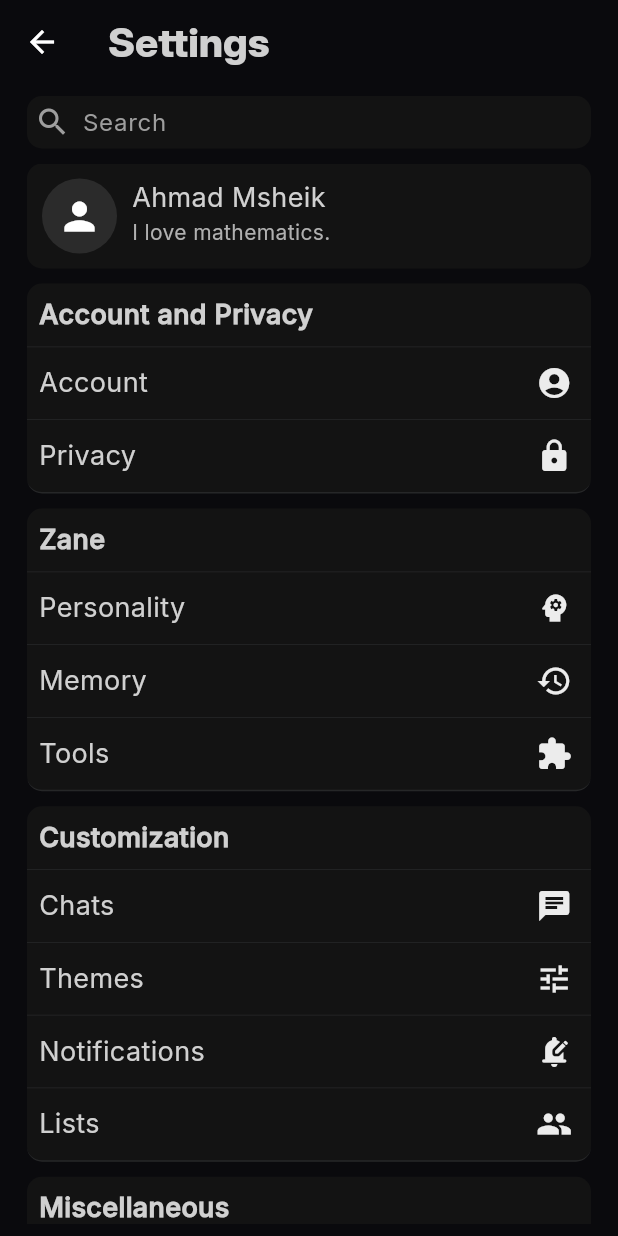
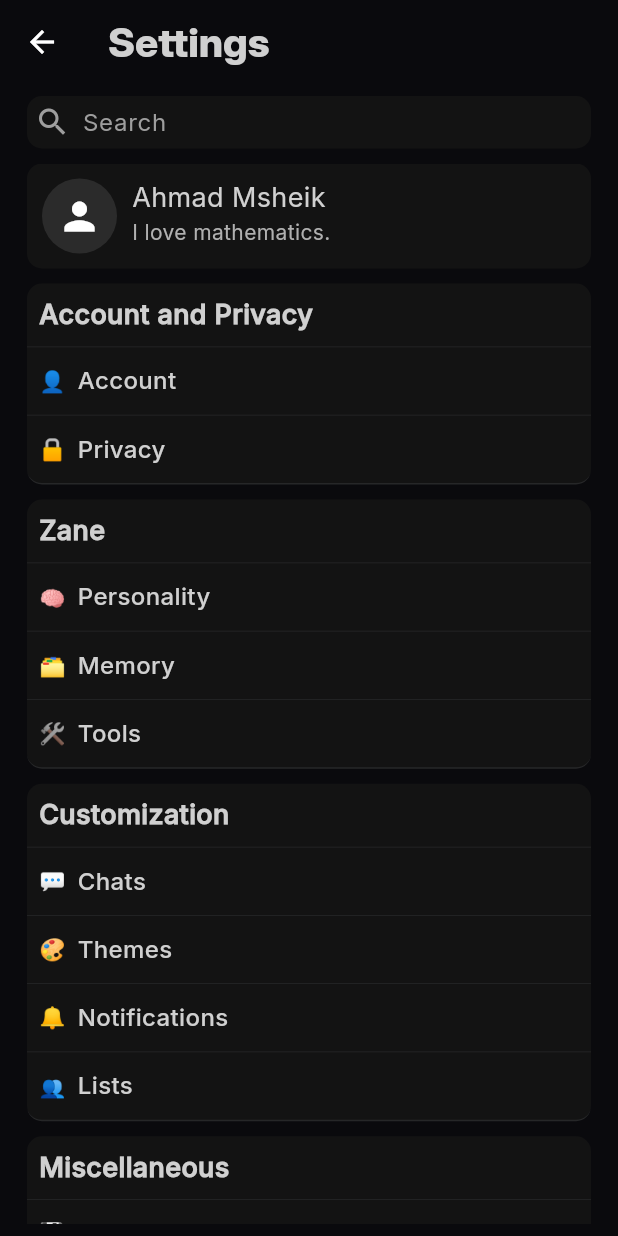
Before and after one commit to EmerladsNine/ZChat, a Flutter app: the screen it shows after launch, after a tap on the "settings" icon, on a phone screen of 412 x 824 dp. Run offline on Flutter 3.47's test engine with Material 3 defaults, Android fonts, the phone set to English and light mode, and no system bars.

Commit message:
settings ui update

```diff
--- a/lib/views/data/settings_data.dart
+++ b/lib/views/data/settings_data.dart
@@ -15,37 +15,25 @@ import '../pages/settings/zane_personality_settings_page.dart';
 import '../pages/settings/zane_tools_settings_page.dart';
 
 final List<SettingsButtonData> accountAndPrivacySettingsButtons = [
-  SettingsButtonData(
-    'Account',
-    AccountSettingsPage(),
-    Icons.account_circle_rounded,
-  ),
-  SettingsButtonData('Privacy', PrivacySettingsPage(), Icons.lock),
+  SettingsButtonData('Account', AccountSettingsPage(), '👤'),
+  SettingsButtonData('Privacy', PrivacySettingsPage(), '🔒'),
 ];
 
 final List<SettingsButtonData> customizationSettingsButtons = [
-  SettingsButtonData('Chats', ChatsSettingsPage(), Icons.chat),
-  SettingsButtonData('Themes', ThemesSettingsPage(), Icons.tune),
-  SettingsButtonData(
-    'Notifications',
-    NotificationsSettingsPage(),
-    Icons.edit_notifications_rounded,
-  ),
-  SettingsButtonData('Lists', ListsSettingsPage(), Icons.people),
+  SettingsButtonData('Chats', ChatsSettingsPage(), '💬'),
+  SettingsButtonData('Themes', ThemesSettingsPage(), '🎨'),
+  SettingsButtonData('Notifications', NotificationsSettingsPage(), '🔔'),
+  SettingsButtonData('Lists', ListsSettingsPage(), '👥'),
 ];
 
 final List<SettingsButtonData> miscellaneousSettingsButtons = [
-  SettingsButtonData('Storage', StorageSettingsPage(), Icons.storage),
-  SettingsButtonData('App Language', LanguageSettingsPage(), Icons.language),
-  SettingsButtonData('Help', HelpSettingsPage(), Icons.help),
+  SettingsButtonData('Storage', StorageSettingsPage(), '💾'),
+  SettingsButtonData('App Language', LanguageSettingsPage(), '🌐'),
+  SettingsButtonData('Help', HelpSettingsPage(), '❓'),
 ];
 
 final List<SettingsButtonData> zaneSettingsButtons = [
-  SettingsButtonData(
-    'Personality',
-    ZanePersonalitySettingsPage(),
-    Icons.psychology_sharp,
-  ),
-  SettingsButtonData('Memory', ZaneMemorySettingsPage(), Icons.history),
-  SettingsButtonData('Tools', ZaneToolsSettingsPage(), Icons.extension),
+  SettingsButtonData('Personality', ZanePersonalitySettingsPage(), '🧠'),
+  SettingsButtonData('Memory', ZaneMemorySettingsPage(), '🗂️'),
+  SettingsButtonData('Tools', ZaneToolsSettingsPage(), '🛠️'),
 ];
--- a/lib/views/data/text_styles.dart
+++ b/lib/views/data/text_styles.dart
@@ -5,40 +5,55 @@ const TextStyle appBarPrimaryTextStyle = TextStyle(
   fontSize: 27,
   fontWeight: FontWeight.w800,
   color: primaryColor,
-    fontFamily: 'InterDisplay');
+  fontFamily: 'InterDisplay',
+);
 
 const TextStyle appBarSecondaryTextStyle = TextStyle(
   fontSize: 27,
   fontWeight: FontWeight.w800,
   color: brandPrimaryColor,
-    fontFamily: 'InterDisplay');
+  fontFamily: 'InterDisplay',
+);
 
 const TextStyle hintTextStyle = TextStyle(
   color: hintColor,
-    fontFamily: 'Inter');
+  fontFamily: 'Inter',
+);
 
 const TextStyle settingsProfileNameTextStyle = TextStyle(
   fontSize: 18.0,
   fontWeight: FontWeight.w400,
   color: primaryColor,
-    fontFamily: 'Inter');
+  fontFamily: 'Inter',
+);
 
-const TextStyle settingsProfileDescriptionTextStyle =  TextStyle(
+const TextStyle settingsProfileDescriptionTextStyle = TextStyle(
   color: textSecondaryColor,
-    fontFamily: 'Inter');
+  fontFamily: 'Inter',
+);
 
-const TextStyle chatCardNameTextStyle =  TextStyle(
+const TextStyle chatCardNameTextStyle = TextStyle(
   color: primaryColor,
   fontWeight: FontWeight.w700,
   fontSize: 18,
-    fontFamily: 'Inter');
+  fontFamily: 'Inter',
+);
 
-const TextStyle chatCardUnreadNumTextStyle =  TextStyle(
+const TextStyle chatCardUnreadNumTextStyle = TextStyle(
   color: primaryColor,
   fontWeight: FontWeight.w700,
   fontSize: 11,
-    fontFamily: 'Inter');
+  fontFamily: 'Inter',
+);
 
-const TextStyle chatCardMessageDetailsTextStyle =  TextStyle(
+const TextStyle chatCardMessageDetailsTextStyle = TextStyle(
   color: textSecondaryColor,
-    fontFamily: 'Inter');
+  fontFamily: 'Inter',
+);
+
+const TextStyle settingsCardsButtonsTextStyle = TextStyle(
+  fontSize: 16.0,
+  fontWeight: FontWeight.w600,
+  color: primaryColor,
+  fontFamily: 'Inter',
+);
--- a/lib/views/data_classes/settings_button_data.dart
+++ b/lib/views/data_classes/settings_button_data.dart
@@ -3,7 +3,7 @@ import 'package:flutter/material.dart';
 class SettingsButtonData {
   final String label;
   final Widget goToPage;
-  final IconData icon;
+  final String icon;
 
   SettingsButtonData(this.label, this.goToPage, this.icon);
 }
--- a/lib/views/widgets/settings_widgets/settings_button_widget.dart
+++ b/lib/views/widgets/settings_widgets/settings_button_widget.dart
@@ -39,6 +39,10 @@ class SettingsButtonWidget extends StatelessWidget {
             child: Row(
               mainAxisAlignment: MainAxisAlignment.start,
               children: [
+                Padding(
+                  padding: EdgeInsets.only(left: 8),
+                  child: Text(data.icon),
+                ),
                 Expanded(
                   child: Padding(
                     padding: EdgeInsetsGeometry.only(
@@ -48,13 +52,9 @@ class SettingsButtonWidget extends StatelessWidget {
                     ),
                     child: Text(
                       data.label,
-                      style: settingsProfileNameTextStyle,
+                      style: settingsCardsButtonsTextStyle,
                     ),
                   ),
-                ),
-                Padding(
-                  padding: EdgeInsets.only(right: 12.5),
-                  child: Icon(data.icon, color: iconDefaultColor),
                 ),
               ],
             ),
```
Also changed, not shown: lib/views/pages/settings/account_settings_page.dart (+11 -1 lines), lib/views/pages/settings/chats_settings_page.dart (+9 -1 lines), lib/views/pages/settings/help_settings_page.dart (+9 -1 lines), lib/views/pages/settings/language_settings_page.dart (+9 -1 lines), lib/views/pages/settings/lists_settings_page.dart (+9 -1 lines), lib/views/pages/settings/notifications_settings_page.dart (+9 -1 lines), lib/views/pages/settings/privacy_settings_page.dart (+9 -1 lines), lib/views/pages/settings/profile_settings_page.dart (+9 -1 lines), lib/views/pages/settings/storage_settings_page.dart (+9 -1 lines), lib/views/pages/settings/themes_settings_page.dart (+9 -1 lines), lib/views/pages/settings/zane_memory_settings_page.dart (+9 -1 lines), lib/views/pages/settings/zane_personality_settings_page.dart (+9 -1 lines), lib/views/pages/settings/zane_tools_settings_page.dart (+9 -1 lines). Lines whose indentation alone changed are shown as unchanged.
